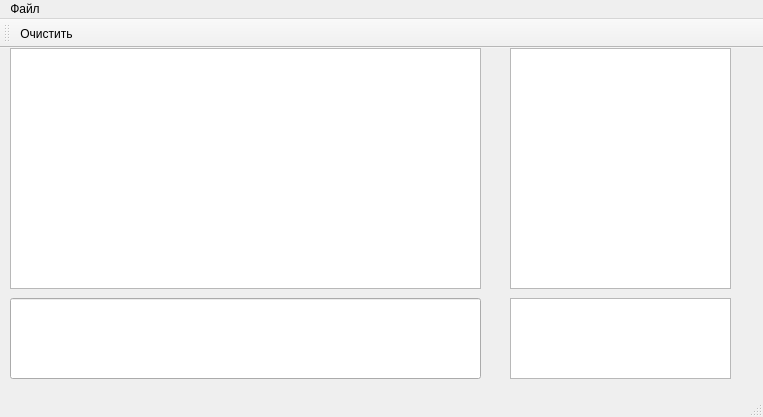
Above: ui/main.ui from SPC-project/SimplyDCS before the change. Below: the same form after it.
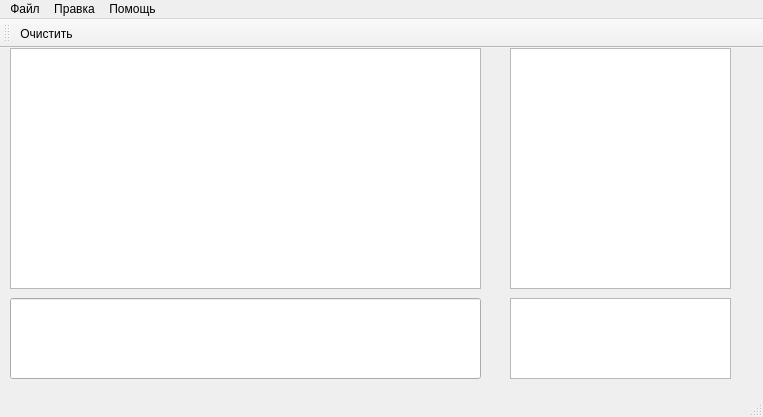
That is the form after the change. Icons and pictures are not drawn.

Commit message: Handle exceptions

```diff
--- a/ui/main.ui
+++ b/ui/main.ui
@@ -70,7 +70,21 @@
     </property>
     <addaction name="m_exit"/>
    </widget>
+   <widget class="QMenu" name="menu_2">
+    <property name="title">
+     <string>Правка</string>
+    </property>
+   </widget>
+   <widget class="QMenu" name="menu_3">
+    <property name="title">
+     <string>Помощь</string>
+    </property>
+    <addaction name="m_tips"/>
+    <addaction name="action"/>
+   </widget>
    <addaction name="menu"/>
+   <addaction name="menu_2"/>
+   <addaction name="menu_3"/>
   </widget>
   <widget class="QStatusBar" name="statusbar"/>
   <widget class="QToolBar" name="toolBar">
```
Left out of the diff: 37 changed lines with no effect on the pictures. The commit also changes 1 other file.
